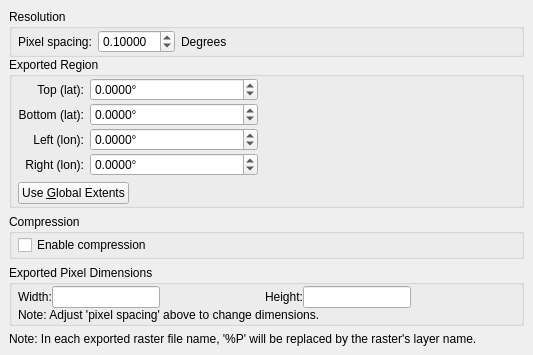
The window that src/qt-widgets/ExportRasterOptionsWidgetUi.ui (GPlates/GPlates) describes before a commit, drawn with Qt 5.
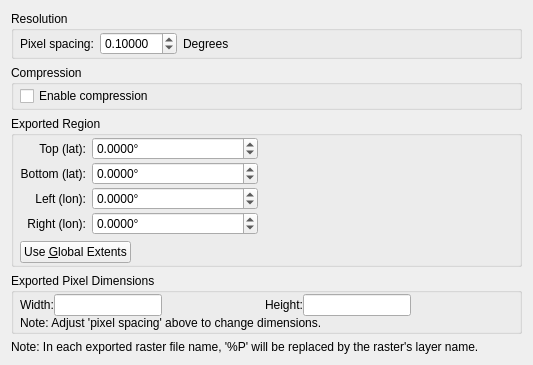
The same window after the commit. Icons and pictures are not drawn.

Commit message: (trunk) Move compression option higher up in raster export GUI so it's more obvious.

Diff of the .ui file:
```diff
--- a/src/qt-widgets/ExportRasterOptionsWidgetUi.ui
+++ b/src/qt-widgets/ExportRasterOptionsWidgetUi.ui
@@ -14,12 +14,6 @@
    <string>Form</string>
   </property>
   <layout class="QVBoxLayout" name="verticalLayout">
-   <property name="spacing">
-    <number>6</number>
-   </property>
-   <property name="margin">
-    <number>9</number>
-   </property>
    <item>
     <widget class="QWidget" name="resolution_options" native="true">
      <layout class="QVBoxLayout" name="verticalLayout_2">
@@ -93,6 +87,40 @@
         </layout>
        </widget>
       </item>
+     </layout>
+    </widget>
+   </item>
+   <item>
+    <widget class="QGroupBox" name="compression_group_box">
+     <property name="title">
+      <string>Compression</string>
+     </property>
+     <layout class="QVBoxLayout" name="verticalLayout_5">
+      <property name="spacing">
+       <number>0</number>
+      </property>
+      <property name="leftMargin">
+       <number>6</number>
+      </property>
+      <property name="topMargin">
+       <number>1</number>
+      </property>
+      <property name="rightMargin">
+       <number>6</number>
+      </property>
+      <property name="bottomMargin">
+       <number>1</number>
+      </property>
+      <item>
+       <widget class="QCheckBox" name="enable_compression_checkbox">
+        <property name="text">
+         <string>Enable compression</string>
+        </property>
+       </widget>
+      </item>
+     </layout>
+    </widget>
+   </item>
       <item>
        <widget class="QGroupBox" name="extents_groupBox">
         <property name="title">
@@ -340,40 +368,6 @@
             </spacer>
            </item>
           </layout>
-         </item>
-        </layout>
-       </widget>
-      </item>
-     </layout>
-    </widget>
-   </item>
-   <item>
-    <widget class="QGroupBox" name="compression_group_box">
-     <property name="title">
-      <string>Compression</string>
-     </property>
-     <layout class="QVBoxLayout" name="verticalLayout_5">
-      <property name="spacing">
-       <number>0</number>
-      </property>
-      <property name="leftMargin">
-       <number>6</number>
-      </property>
-      <property name="topMargin">
-       <number>1</number>
-      </property>
-      <property name="rightMargin">
-       <number>6</number>
-      </property>
-      <property name="bottomMargin">
-       <number>1</number>
-      </property>
-      <item>
-       <widget class="QCheckBox" name="enable_compression_checkbox">
-        <property name="text">
-         <string>Enable compression</string>
-        </property>
-       </widget>
       </item>
      </layout>
     </widget>
```
Lines whose indentation alone changed are shown as unchanged.
